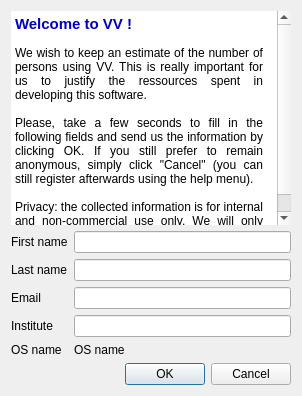
Old version of the form vv/qt_ui/vvRegisterForm.ui in the repository open-vv/vv.
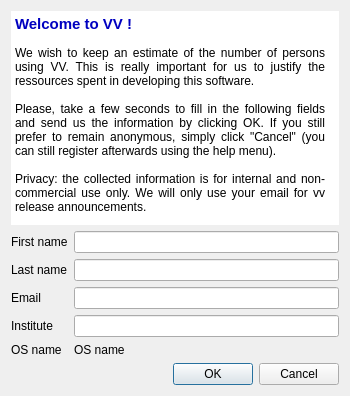
New version of the form. Icons and pictures are not drawn.

Commit message: Further increased the width of the registration form for the static versions

The edit to the form file:
```diff
--- a/vv/qt_ui/vvRegisterForm.ui
+++ b/vv/qt_ui/vvRegisterForm.ui
@@ -9,7 +9,7 @@
    <rect>
     <x>0</x>
     <y>0</y>
-    <width>302</width>
+    <width>350</width>
     <height>396</height>
    </rect>
   </property>
```
